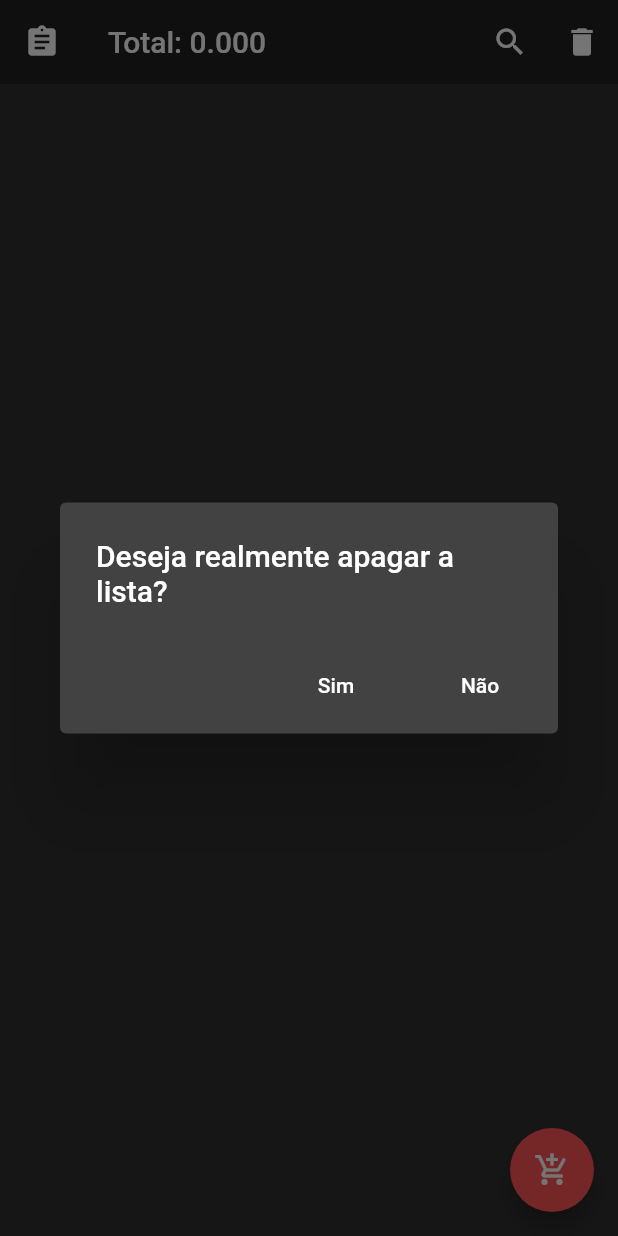
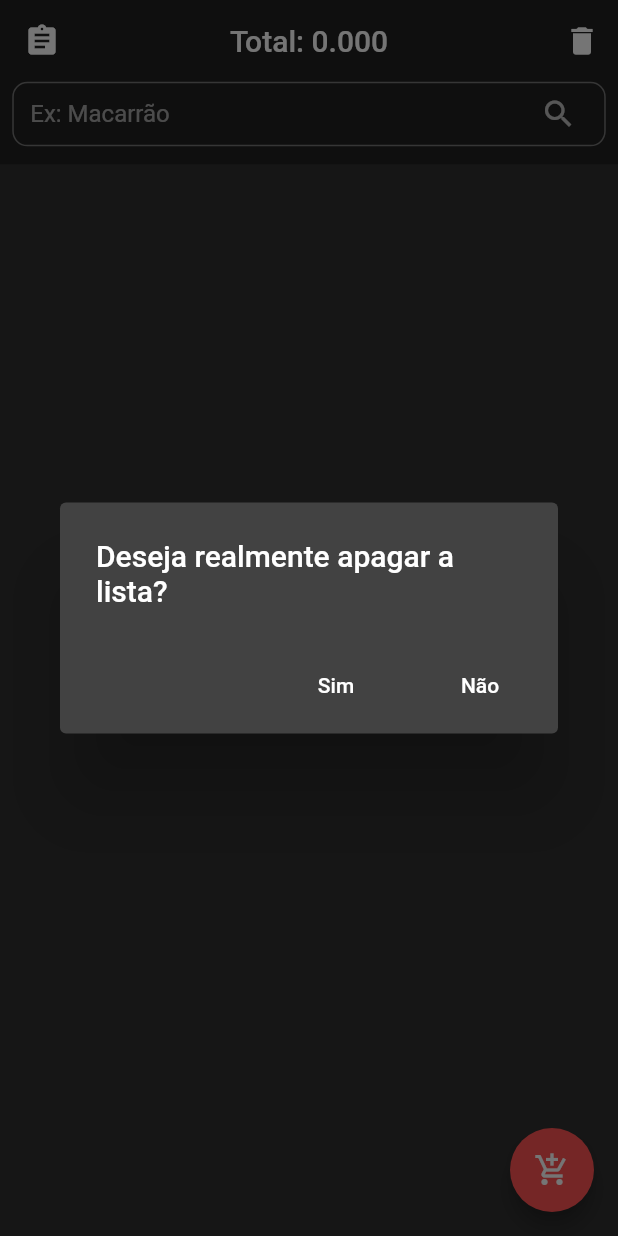
Before and after one commit to ivanportales/listaDeCompras-2.0, a Flutter app: the screen it shows after launch, after a tap on the "delete" icon, on a phone screen of 412 x 824 dp. Run offline on Flutter 3.47's test engine with Material 2 defaults, Android fonts, the phone set to English and light mode, and no system bars; our stand-ins replace flutter_mobx, hive, mobx; accounts and stored records are empty; generated files the repository leaves out were written again.

Commit message:
Mudando o layout principal

```diff
--- a/lib/screens/HomePage.dart
+++ b/lib/screens/HomePage.dart
@@ -16,41 +16,44 @@ class _HomePageState extends State<HomePage> {
   ProdutosController controller;
   AppBarController appBarController = AppBarController();
 
-  Widget appBar() {
+  Widget searchBar(BuildContext context) {
+    return PreferredSize(
+      preferredSize: Size.fromHeight(MediaQuery.of(context).size.height * 0.065),
+      child: Container(
+        padding: EdgeInsets.only(left: 2,right: 2,bottom: 12),
+        height: 55,
+        width: MediaQuery.of(context).size.width * 0.97,
+        child: TextField(
+          textCapitalization: TextCapitalization.words,
+          controller: TextEditingController(),
+          onChanged: (value) {
+            controller.nQuery = value;
+          },
+          decoration: InputDecoration(
+            labelText: "Ex: Macarrão",
+            suffixIcon: Padding(padding: EdgeInsets.only(right: 15),child:Icon(Icons.search)),
+            border: OutlineInputBorder(
+              borderRadius: BorderRadius.circular(10.0),
+            ),
+          ),
+        ),
+      )
+    );
+  }
+
+  Widget appBar(BuildContext context) {
     return SliverAppBar(
+      centerTitle: true,
+      floating: true,
       leading: Icon(Icons.assignment),
       title: Observer(
         builder: (_) {
           print("Rebuildando o Observer do title");
-            return appBarController.isSearching
-                ? TextField(
-                    controller: TextEditingController(),
-                    onChanged: (value) {
-                      controller.nQuery = value;
-                    },
-                  )
-                : Text("Total: ${controller.total.toStringAsPrecision(4)}");
+          return Text("Total: ${controller.total.toStringAsPrecision(4)}");
         },
       ),
+      bottom: searchBar(context),
       actions: <Widget>[
-          Observer(builder: (_) {
-            return appBarController.isSearching
-                ? IconButton(
-                    icon: Icon(Icons.close),
-                    onPressed: () {
-                      controller.nQuery = "";
-                      appBarController.isSearching =
-                          !appBarController.isSearching;
-                    },
-                  )
-                : IconButton(
-                    icon: Icon(Icons.search),
-                    onPressed: () {
-                      appBarController.isSearching =
-                          !appBarController.isSearching;
-                    },
-                  );
-          }),
         IconButton(
           icon: Icon(Icons.delete),
           onPressed: () {
@@ -60,8 +63,7 @@ class _HomePageState extends State<HomePage> {
             );
           },
         ),
-        ],
-      );
+      ]);
     }
 
     Widget listView() {
@@ -82,13 +84,12 @@ class _HomePageState extends State<HomePage> {
     return Scaffold(
       body: CustomScrollView(
         slivers: <Widget>[
-          appBar(),
+          appBar(context),
           Observer(
             builder : (context){
               return listView();
             }
           )
-
         ],
       ),
       floatingActionButton: FloatingActionButton(
--- a/lib/widgets/ProdutoListTile.dart
+++ b/lib/widgets/ProdutoListTile.dart
@@ -21,6 +21,7 @@ class ProdutoListTile extends StatelessWidget {
     return Observer(builder: (_) {
       return Card(
         color: Colors.transparent,
+        margin: EdgeInsets.all(5),
         child: ListTile(
           leading: Checkbox(
             checkColor: Colors.redAccent,
```
Lines whose indentation alone changed are shown as unchanged.
